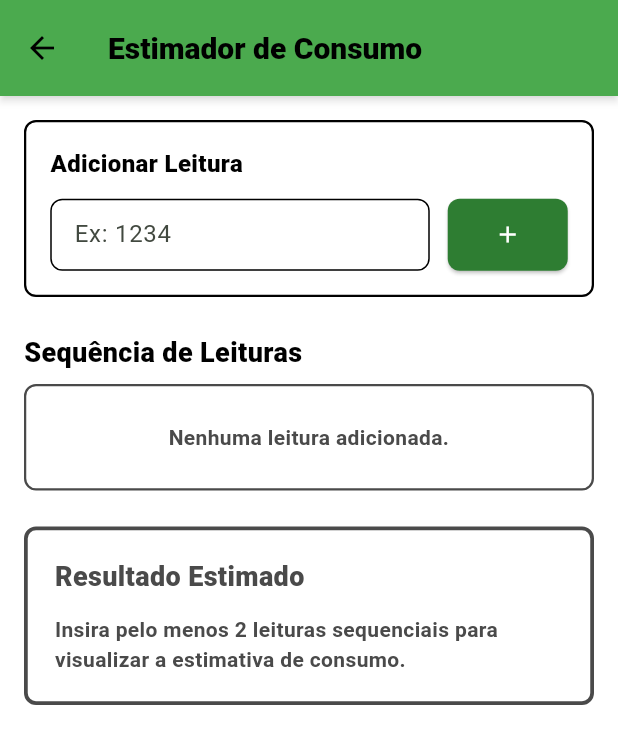
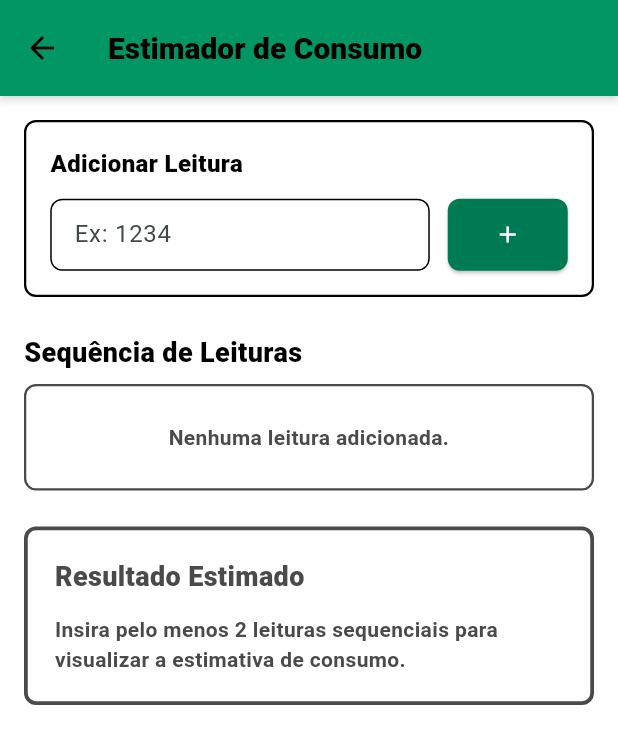
Before and after one commit to JCZerf/leituras, a Flutter app: the screen it shows after launch, item 4 of the bottom bar chosen, after a tap on "Estimador de consumo", on a phone screen of 412 x 824 dp. Shown: the top 744 px of the screen. Run offline on Flutter 3.47's test engine with Material 3 defaults, Android fonts, the phone set to English and light mode, and no system bars; our stand-ins replace image_picker, share_plus, sqflite; accounts and stored records are empty.

Commit message:
app versão estável

```diff
--- a/lib/theme/app_colors.dart
+++ b/lib/theme/app_colors.dart
@@ -6,10 +6,10 @@ class AppColors {
   static const Color background = Color(0xFFFFFFFF);
   static const Color primaryText = Color(0xFF000000);
   static const Color secondaryText = Color(0xFF4A4A4A);
-  static const Color primaryAction = Color(0xFF2E7D32);
-  static const Color success = Color(0xFF1E7E34);
+  static const Color primaryAction = Color(0xFF007A52);
+  static const Color success = Color(0xFF009966);
   static const Color error = Color(0xFFD32F2F);
-  static const Color lightGreenAppBar = Color(0xFF4CAF50);
+  static const Color lightGreenAppBar = Color(0xFF009966);
 
   // High-contrast palette for direct sunlight and outdoor mobile use.
   static const bool avoidPastelsAndSoftGradients = true;
--- a/lib/views/ferramentas_view.dart
+++ b/lib/views/ferramentas_view.dart
@@ -24,12 +24,6 @@ class FerramentasView extends StatelessWidget {
                   MaterialPageRoute(builder: (_) => const EstimadorView()),
                 );
               },
-            ),
-            const SizedBox(height: 10),
-            const _ToolTile(
-              icon: Icons.calculate_outlined,
-              title: 'Calculadora',
-              subtitle: 'Apoio rápido para conferências em campo.',
             ),
           ],
         ),
--- a/lib/views/main_navigation.dart
+++ b/lib/views/main_navigation.dart
@@ -81,7 +81,7 @@ class _MainNavigationState extends State<MainNavigation> {
         selectedIndex: _appState.currentTabIndex,
         onDestinationSelected: _appState.selectTab,
         backgroundColor: AppColors.background,
-        indicatorColor: const Color(0x1F2E7D32),
+        indicatorColor: const Color(0x1F007A52),
         destinations: const [
           NavigationDestination(
             icon: Icon(Icons.folder_outlined),
--- a/lib/views/preventivo_internos_view.dart
+++ b/lib/views/preventivo_internos_view.dart
@@ -384,19 +384,16 @@ class _EmptyState extends StatelessWidget {
 
   @override
   Widget build(BuildContext context) {
-    return Center(
+    return const Center(
       child: Padding(
-        padding: const EdgeInsets.all(24),
-        child: Container(
-          padding: const EdgeInsets.all(20),
-          decoration: BoxDecoration(
-            border: Border.all(color: AppColors.primaryText, width: 1.5),
-            borderRadius: BorderRadius.circular(8),
-          ),
-          child: const Text(
-            'Nenhum medidor interno pendente.',
-            textAlign: TextAlign.center,
-            style: TextStyle(fontSize: 16, fontWeight: FontWeight.w700),
+        padding: EdgeInsets.all(24),
+        child: Text(
+          'Nenhum medidor interno pendente.',
+          textAlign: TextAlign.center,
+          style: TextStyle(
+            fontSize: 16,
+            fontWeight: FontWeight.w700,
+            color: AppColors.secondaryText,
           ),
         ),
       ),
```
Also changed, not shown: lib/views/leituras_view.dart (+24 -20 lines).
